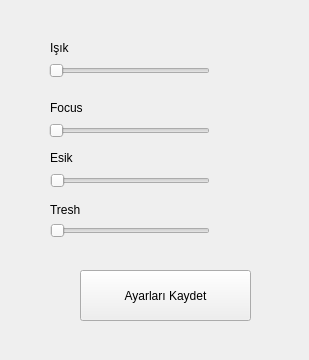
Before: the Qt Designer form ayarlarPage.ui in byyasar/goruntuisleme, drawn with Qt 5.
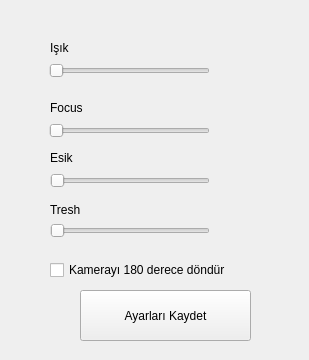
After: the same form once the commit is applied.

Commit message: kamera döndürme eklendi

What changed in the file:
```diff
--- a/ayarlarPage.ui
+++ b/ayarlarPage.ui
@@ -142,7 +142,7 @@
    <property name="geometry">
     <rect>
      <x>80</x>
-     <y>270</y>
+     <y>290</y>
      <width>171</width>
      <height>51</height>
     </rect>
@@ -151,6 +151,19 @@
     <string>Ayarları Kaydet</string>
    </property>
   </widget>
+  <widget class="QCheckBox" name="cbKameraDondur">
+   <property name="geometry">
+    <rect>
+     <x>50</x>
+     <y>260</y>
+     <width>211</width>
+     <height>20</height>
+    </rect>
+   </property>
+   <property name="text">
+    <string>Kamerayı 180 derece döndür</string>
+   </property>
+  </widget>
  </widget>
  <resources/>
  <connections/>
```
The commit also changes 14 other files.
